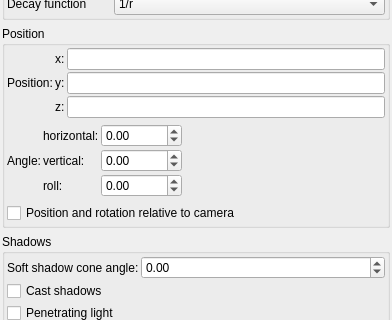
The window that mandelbulber2/qt/light_editor.ui (buddhi1980/mandelbulber2) describes before a commit, drawn with Qt 5; both pictures show x 0 to 392 and y 167 to 487 of the 392 by 785 pixel window.
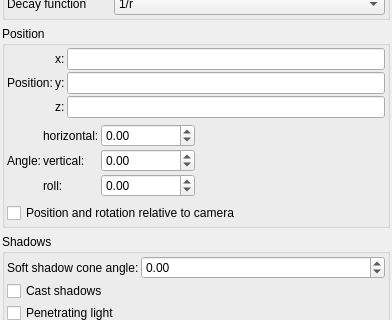
The same window after the commit. Icons and pictures are not drawn. Custom widgets are drawn as their Qt base class.

Commit message: Added tooltips in light source editor.

Diff of the .ui file:
```diff
--- a/mandelbulber2/qt/light_editor.ui
+++ b/mandelbulber2/qt/light_editor.ui
@@ -306,7 +306,7 @@
          <number>2</number>
         </property>
         <item>
-         <layout class="QGridLayout" name="gridLayout_3" columnstretch="0,0,0,1">
+         <layout class="QGridLayout" name="gridLayout_3" columnstretch="0,0,0">
           <property name="spacing">
            <number>2</number>
           </property>
```
Left out of the diff: 67 changed lines with no effect on the pictures.
